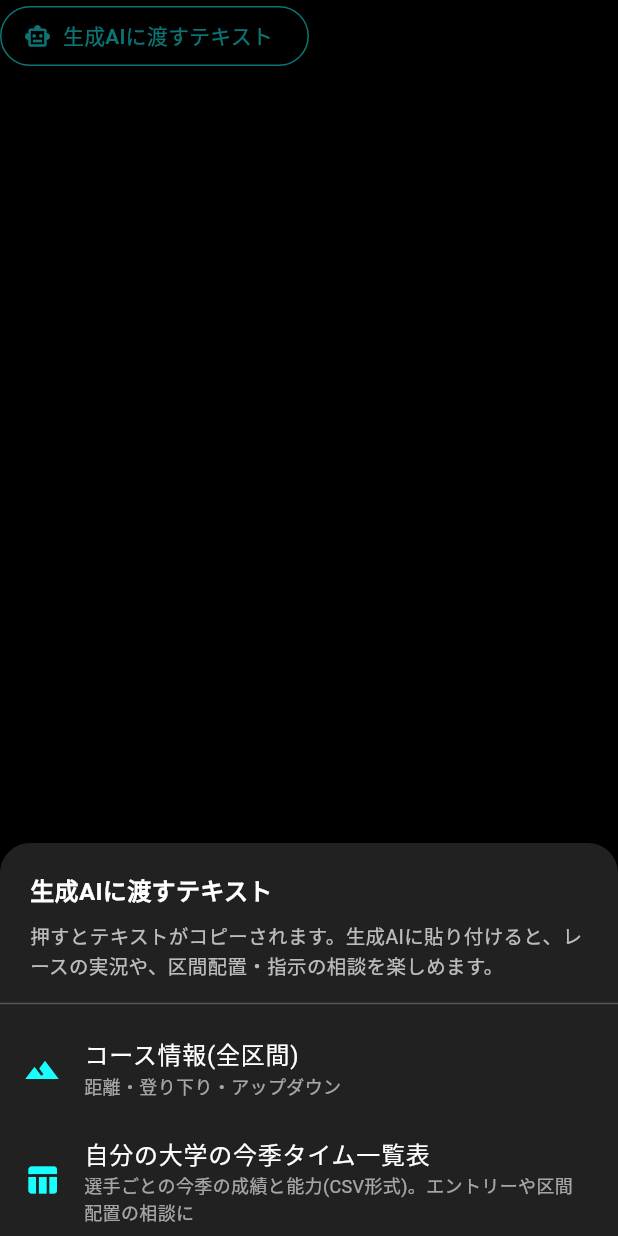
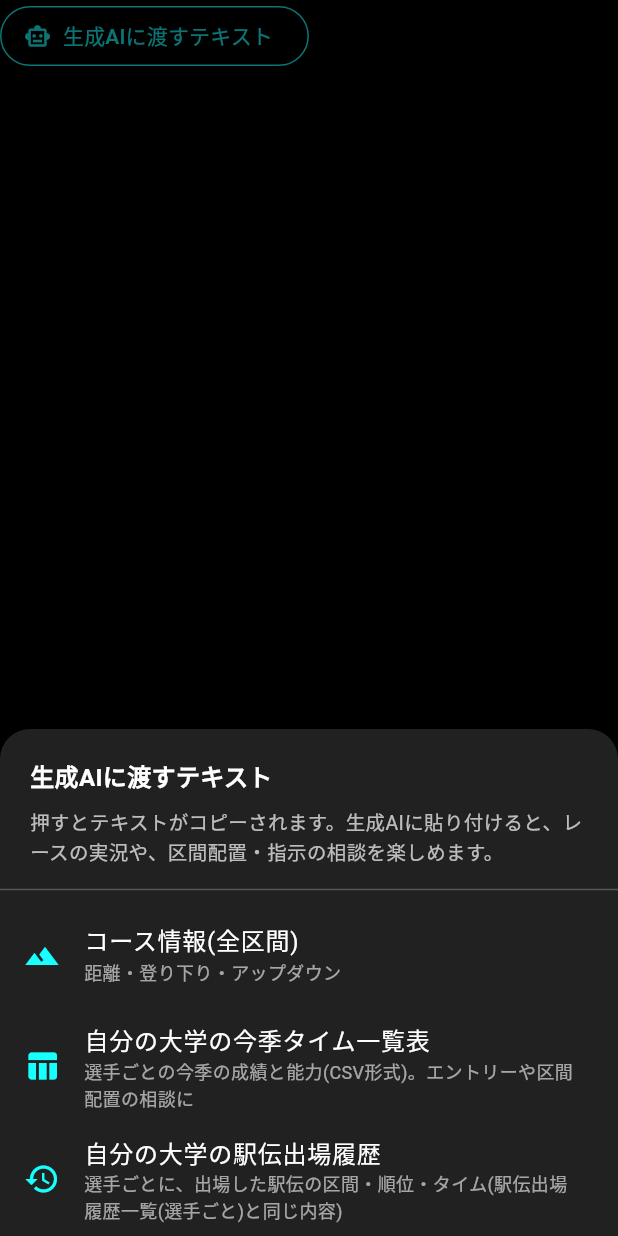
Before and after one commit to shin-tomura/ekidenss, a Flutter app: the AiCopyMatomeButton widget shown alone on an empty page, opened directly, after a tap on "生成AIに渡すテキスト", on a phone screen of 412 x 824 dp. Run offline on Flutter 3.47's test engine with Material 3 defaults, Android fonts, the phone set to English and light mode, and no system bars; our stand-ins replace auto_size_text, csv, file_picker, fl_chart, hive, hive_flutter and 6 more; missing offline and left inert: mobile_scanner, two_dimensional_scrollables; accounts and stored records are empty.

Commit message:
1.8.2test: 区間エントリー画面の生成AIに渡すテキストを一次エントリーと同じにして他校の区間エントリーが分からないようにし、エントリーの画面に相談セット(コース情報・今季タイム一覧表・駅伝出場履歴)と学連選抜の相談セットを追加。駅伝出場履歴(選手ごと)のテキストコピーと学連選抜の駅伝出場履歴を追加し、学連選抜編成の画面にもボタンを置く。履歴のCSVで学連選抜の順位が105位のようになるのを直す
Co-Authored-By: Claude Opus 5.5 <noreply@anthropic.com>
Claude-Session: https://claude.ai/code/session_01YD55YGGKJFWexnhUr7YXW5

```diff
--- a/ToDo.txt
+++ b/ToDo.txt
@@ -12,9 +12,11 @@
 ・今季タイム一覧表に、表をテキスト(CSV形式)でコピーするボタンを追加した(生成AIに渡して、一次エントリーや区間配置の相談に使える。能力値・年間強化・安定感の意味、タイムの読み方、「---」はまだ走っていない種目であること、種目の意味の注意書きも一緒にコピーする。CSVファイルで共有するときの添え文にも同じ注意書きを入れた。今まで通りCSVファイルや画像での共有もできる)
 ・学連選抜の今季タイム一覧表を追加した(学連選抜編成の画面、学連選抜区間配置の画面、学連選抜の区間配置を決める画面から開ける。学連選抜のメンバーの今季の成績と能力を、所属大学と正月駅伝予選(タイムと、予選に出た選手全体の中での個人順位)の列を付けて、予選の順位の良い順に表示する。テキストのコピーとCSVファイルにも同じ列が入る。ほかの種目の順位はメンバーの中での順位。テキストでのコピーやCSVファイル・画像での共有もできる)
 ・レース画面に「自分の大学のレース経過をコピー」を追加した(区間ごとの選手と区間順位・通過順位・タイム、トップ・目標順位・シード権(11月駅伝と正月駅伝)との差、指示の内容と結果、補正の説明、結果分析と、これから走る選手をまとめてコピーする。生成AIに渡して実況や指示の相談を楽しめる。正月駅伝予選では出ない)
-・一次エントリー・区間エントリー・レース中・レース結果の画面に「生成AIに渡すテキスト」ボタンを追加した(押すと、その場面で生成AIに渡すと役に立つテキストの一覧が出て、1回押すだけでコピーできる。「レース前セット」(コース情報と全区間・全大学詳細リスト)、「区間ごとセット」(直近の区間の個人順位速報(説明文つき)と通過順位速報)、レース結果の画面の「振り返りセット」(総合成績と自分の大学のレース経過)と「学連選抜の振り返りセット」(総合成績と学連選抜のレース経過・区間配置)は、まとめてコピーできる。レース結果の画面では、総合成績と全区間の個人成績もコピーでき、個人成績は区間を選んで1つずつコピーすることもできる。ほかに、個人順位速報(説明文つきも)・通過順位速報・自分の大学や学連選抜のレース経過・コース情報・全区間・全大学詳細リスト・今季タイム一覧表・学連選抜の区間配置と今季タイム一覧表がある。文はそれぞれの画面でコピーしたときと同じ)
+・一次エントリー・学連選抜編成・区間エントリー・レース中・レース結果の画面に「生成AIに渡すテキスト」ボタンを追加した(押すと、その場面で生成AIに渡すと役に立つテキストの一覧が出て、1回押すだけでコピーできる。エントリーの画面(一次エントリー・学連選抜編成・区間エントリー)では、ほかの大学の区間エントリーが分かってしまうものは出さず、「相談セット」(コース情報と自分の大学の今季タイム一覧表・駅伝出場履歴)と「学連選抜の相談セット」(コース情報と学連選抜の区間配置・今季タイム一覧表・駅伝出場履歴)をまとめてコピーできる。レース画面の「レース前セット」(コース情報と全区間・全大学詳細リスト)、「区間ごとセット」(直近の区間の個人順位速報(説明文つき)と通過順位速報)、レース結果の画面の「振り返りセット」(総合成績と自分の大学のレース経過)と「学連選抜の振り返りセット」(総合成績と学連選抜のレース経過・区間配置)は、まとめてコピーできる。レース結果の画面では、総合成績と全区間の個人成績もコピーでき、個人成績は区間を選んで1つずつコピーすることもできる。ほかに、個人順位速報(説明文つきも)・通過順位速報・自分の大学や学連選抜のレース経過・コース情報・全区間・全大学詳細リスト・今季タイム一覧表・駅伝出場履歴・学連選抜の区間配置と今季タイム一覧表と駅伝出場履歴(メンバーが元の大学などで出場した履歴)がある。文はそれぞれの画面でコピーしたときと同じ)
 ・説明書画面に「生成AIと遊ぶ(テキストのコピー)」を追加した(どの場面でどのテキストを渡すと良いかの例も書いた)
 ・レース分析チャートと順位推移表に学連選抜を載せた(正月駅伝で学連選抜がいる年だけ。レース分析チャートでは表示大学とターゲット大学に「学連選抜(OP)」を選べ、学連選抜の線は点線になる。順位は大学の中に入れた場合の「○位相当」で、全大学平均や○位ラインは今まで通り大学だけで計算する。学連選抜の監督をしている年は、最初に学連選抜が表示される。順位推移表では、学連選抜を最新の順位相当の位置に「OP」の行として入れ、テキストのコピーにも含めた)
+・駅伝出場履歴一覧(選手ごと)の画面に、テキストでコピーするボタンを追加した(出場した大会だけを、選手ごとに1行で区間・順位・タイムを並べる。生成AIにエントリーや区間配置を相談するときに使える。今年これから走る大会は入れない)
+・駅伝出場履歴一覧(選手ごと・区間ごと)のCSV出力で、学連選抜で走った正月駅伝の順位が「105位」のようになっていたのを、「学連選抜5位相当」と出すようにした
 1.8.1　21810
 ・駅伝の2区以降のレース中の指示で、指示を選ぶ欄の下に「指示ごとの損得予測」を追加した(走り出す選手が、指示なし・前半突っ込み・前半抑えのそれぞれの場合に何秒ほど損や得をしそうかを、成功した時と失敗した時に分けて約何秒で見られる。指示なしの場合は、目標順位を下回ったことによる前半の突っ込みや、上回ったことによるほっと一息の分を出す。前半突っ込みと前半抑えの成功率(駅伝男・平常心の値)も一緒に出す)。説明書画面の「レース中の指示について」にもこのことを書き足した
 1.8.0　21800
--- a/lib/screens/Modal_matrix2.dart
+++ b/lib/screens/Modal_matrix2.dart
@@ -1,4 +1,5 @@
 import 'package:flutter/material.dart';
+import 'package:flutter/services.dart';
 import 'package:two_dimensional_scrollables/two_dimensional_scrollables.dart';
 import 'package:auto_size_text/auto_size_text.dart';
 import 'package:hive/hive.dart';
@@ -14,6 +15,7 @@ import 'package:share_plus/share_plus.dart';
 import 'dart:convert';
 import 'dart:typed_data';
 import 'package:screenshot/screenshot.dart';
+import 'package:ekiden/kansuu/rireki_text.dart';
 
 class ModalEkidenHistoryMatrixView extends StatefulWidget {
   final int targetUnivId;
@@ -109,7 +111,11 @@ class _ModalEkidenHistoryMatrixViewState
             String timeStr = (time > 0 && time < TEISUU.DEFAULTTIME)
                 ? "${(time / 60).floor()}:${(time % 60).floor().toString().padLeft(2, '0')}"
                 : "---";
-            row.add("${kukan + 1}区(${rank + 1}位) $timeStr");
+            // 学連選抜で走った正月駅伝は、区間順位に100を足して記録している(1.8.2)
+            final String rankStr = (rIdx == 2 && rank >= 100)
+                ? "学連選抜${rank - 100 + 1}位相当"
+                : "${rank + 1}位";
+            row.add("${kukan + 1}区($rankStr) $timeStr");
           } else if (kukan <= -100) {
             row.add("補員");
           } else {
@@ -442,6 +448,23 @@ class _ModalEkidenHistoryMatrixViewState
             foregroundColor: Colors.white,
             elevation: 0,
             actions: [
+              // 生成AIに渡せるテキストでコピー(出場した大会だけを選手ごとに1行で。1.8.2)
+              IconButton(
+                icon: const Icon(Icons.copy),
+                tooltip: 'テキストでコピー',
+                onPressed: () async {
+                  final ScaffoldMessengerState messenger =
+                      ScaffoldMessenger.of(context);
+                  await Clipboard.setData(
+                    ClipboardData(
+                      text: ekidenRirekiText(univId: widget.targetUnivId),
+                    ),
+                  );
+                  messenger.showSnackBar(
+                    const SnackBar(content: Text('駅伝出場履歴をコピーしました')),
+                  );
+                },
+              ),
               IconButton(
                 icon: const Icon(Icons.image),
                 onPressed: _isExporting ? null : _showRaceSelectionForImage,
--- a/lib/screens/Modal_matrix3.dart
+++ b/lib/screens/Modal_matrix3.dart
@@ -112,7 +112,11 @@ class _ModalEkidenKukanHistoryMatrixViewState
             String timeStr = (timeVal > 0 && timeVal < TEISUU.DEFAULTTIME)
                 ? "${(timeVal / 60).floor()}:${(timeVal % 60).floor().toString().padLeft(2, '0')}"
                 : "---";
-            row.add("${s.name}($targetGakunen年) ${rankVal + 1}位 $timeStr");
+            // 学連選抜で走った正月駅伝は、区間順位に100を足して記録している(1.8.2)
+            final String rankStr = (config['raceIdx'] == 2 && rankVal >= 100)
+                ? "学連選抜${rankVal - 100 + 1}位相当"
+                : "${rankVal + 1}位";
+            row.add("${s.name}($targetGakunen年) $rankStr $timeStr");
           } else {
             row.add("---");
           }
--- a/lib/screens/ai_copy_matome.dart
+++ b/lib/screens/ai_copy_matome.dart
@@ -5,6 +5,7 @@ import 'package:ekiden/ghensuu.dart';
 import 'package:ekiden/univ_data.dart';
 import 'package:ekiden/kansuu/gakuren_text.dart';
 import 'package:ekiden/kansuu/jibun_keika_text.dart';
+import 'package:ekiden/kansuu/rireki_text.dart';
 import 'package:ekiden/screens/Modal_courseshoukai.dart';
 import 'package:ekiden/screens/Modal_kukanhaiti2.dart';
 import 'package:ekiden/screens/Modal_kukanresult350.dart';
@@ -21,6 +22,9 @@ import 'package:ekiden/screens/Modal_kukanresult.dart' as kekka;
 // ・区間ごとセット: 直近の区間の個人順位速報(説明文つき)+通過順位速報(実況に)
 // ・振り返りセット: 総合成績+自分の大学のレース経過(結果画面で、レース後の振り返りに)
 // ・学連選抜の振り返りセット: 総合成績+学連選抜のレース経過+学連選抜の区間配置(結果画面で)
+// ・相談セット: コース情報+自分の大学の今季タイム一覧表+駅伝出場履歴(エントリーの画面で)
+// ・学連選抜の相談セット: コース情報+学連選抜の区間配置+今季タイム一覧表+駅伝出場履歴
+//   (学連選抜編成・区間エントリーの画面で)
 // 結果画面では、個人成績を区間を選んで1つずつコピーすることもできる
 // 文はそれぞれの画面のコピーと同じもの(画面の外に出した関数で作る)
 // ------------------------------------------------------------
@@ -53,8 +57,9 @@ class _AiCopyKoumoku {
 const String _setKugiri = '\n\n==============================\n\n';
 
 /// 生成AIに渡すテキストのまとめボタン
-/// [entryAri] 区間エントリーが済んでいる場面か(一次エントリーの画面ではfalse。
-///   falseのときは、全区間・全大学詳細リストとレース経過を出さない)
+/// [entryAri] 区間エントリーが済んでいる場面か(一次エントリー・学連選抜編成・区間エントリーの
+///   画面ではfalse。falseのときは、ほかの大学の区間エントリーが分かってしまう全区間・全大学詳細リストと
+///   レース前セット、レース経過を出さず、代わりに相談セットを出す)
 /// [kekkaGamen] レースの結果画面か(trueのときは、レース中の速報の代わりに
 ///   振り返りセット・総合成績・全区間の個人成績を出す。文は結果画面のコピーと同じ)
 class AiCopyMatomeButton extends StatelessWidget {
@@ -222,6 +227,36 @@ class AiCopyMatomeButton extends StatelessWidget {
         ),
       );
     }
+    // エントリーの画面(一次エントリー・学連選抜編成・区間エントリー)の相談セット(1.8.2)
+    if (!entryAri && ekiden && shutsujou) {
+      list.add(
+        _AiCopyKoumoku(
+          '相談セット',
+          'コース情報・自分の大学の今季タイム一覧表・駅伝出場履歴をまとめてコピー。エントリーや区間配置の相談に',
+          Icons.library_books,
+          () => [
+            courseZenKukanText(gh, race),
+            konkiSeisekiHyouText(univId: gh.MYunivid),
+            ekidenRirekiText(univId: gh.MYunivid),
+          ].where((t) => t.isNotEmpty).join(_setKugiri),
+        ),
+      );
+    }
+    if (!entryAri && gakuren) {
+      list.add(
+        _AiCopyKoumoku(
+          '学連選抜の相談セット',
+          'コース情報・学連選抜の区間配置(選手の詳しい情報)・今季タイム一覧表・駅伝出場履歴をまとめてコピー。学連選抜の区間配置の相談に',
+          Icons.library_books_outlined,
+          () => [
+            courseZenKukanText(gh, race),
+            gakurenKukanHaitiText(gh),
+            konkiSeisekiHyouText(univId: -1, gakuren: true),
+            gakurenEkidenRirekiText(gh),
+          ].where((t) => t.isNotEmpty).join(_setKugiri),
+        ),
+      );
+    }
     if (ekiden) {
       list.add(
         _AiCopyKoumoku(
@@ -251,6 +286,14 @@ class AiCopyMatomeButton extends StatelessWidget {
           () => konkiSeisekiHyouText(univId: gh.MYunivid),
         ),
       );
+      list.add(
+        _AiCopyKoumoku(
+          '自分の大学の駅伝出場履歴',
+          '選手ごとに、出場した駅伝の区間・順位・タイム(駅伝出場履歴一覧(選手ごと)と同じ内容)',
+          Icons.history,
+          () => ekidenRirekiText(univId: gh.MYunivid),
+        ),
+      );
     }
     if (gakuren) {
       list.add(
@@ -267,6 +310,14 @@ class AiCopyMatomeButton extends StatelessWidget {
           '学連選抜のメンバーの今季の成績と能力(CSV形式)',
           Icons.table_chart_outlined,
           () => konkiSeisekiHyouText(univId: -1, gakuren: true),
+        ),
+      );
+      list.add(
+        _AiCopyKoumoku(
+          '学連選抜の駅伝出場履歴',
+          'メンバーが元の大学などで出場した駅伝の区間・順位・タイム',
+          Icons.history_toggle_off,
+          () => gakurenEkidenRirekiText(gh),
         ),
       );
     }
--- a/lib/screens/latest_screen_contents/mode0290.dart
+++ b/lib/screens/latest_screen_contents/mode0290.dart
@@ -8,6 +8,7 @@ import 'package:ekiden/kantoku_data.dart';
 import 'package:ekiden/univ_data.dart';
 import 'package:ekiden/kansuu/gakuren_kantoku.dart';
 import 'package:ekiden/screens/gakuren_copy_button.dart';
+import 'package:ekiden/screens/ai_copy_matome.dart';
 
 class Mode0290Content extends StatefulWidget {
   final Ghensuu ghensuu;
@@ -235,6 +236,9 @@ class _Mode0290ContentState extends State<Mode0290Content> {
                         ),
                         // 学連選抜のメンバーの今季タイム一覧表(1.8.2)
                         const GakurenKonkiTimeLink(),
+                        // 生成AIに渡すテキストのまとめボタン(1.8.2。区間エントリーの前の場面なので、
+                        // ほかの大学の区間エントリーが分かってしまうものは出さない)
+                        const AiCopyMatomeButton(entryAri: false),
                       ],
                     ),
                   ),
--- a/lib/screens/latest_screen_contents/mode0300_content.dart
+++ b/lib/screens/latest_screen_contents/mode0300_content.dart
@@ -2814,7 +2814,9 @@ class _Mode0300ContentState extends State<Mode0300Content> {
     return Column(
       children: [
         // 生成AIに渡すテキストのまとめボタン(1.8.2)
-        const AiCopyMatomeButton(),
+        // 区間エントリーの画面では、ほかの大学の区間エントリーが分かってしまうものを出さない
+        // (一次エントリーの画面と同じ一覧にする)
+        const AiCopyMatomeButton(entryAri: false),
         if (kantoku.yobiint2[17] == 1 && (raceBangou <= 2 || raceBangou == 5))
           TextButton(
             onPressed: () async {
--- a/lib/screens/setting_screen.dart
+++ b/lib/screens/setting_screen.dart
@@ -1181,15 +1181,15 @@ class _SettingScreenState extends State<SettingScreen> {
               style: TextStyle(color: Colors.white),
             ),
             const Text(
-              "一次エントリー・区間エントリー・レース中・レース結果の画面にある「生成AIに渡すテキスト」ボタンを押すと、その場面で役に立つテキストの一覧が出て、1回押すだけでコピーできます。いつもいっしょに渡すものは、まとめてコピーできます。",
-              style: TextStyle(color: Colors.white),
-            ),
-            const Text(
-              "・エントリーや区間配置の相談には「自分の大学の今季タイム一覧表」(今季タイム一覧表の画面の右上のコピーのボタンでも同じ)",
-              style: TextStyle(color: Colors.white),
-            ),
-            const Text(
-              "・レース前の展開予想には「レース前セット」(コース情報と全区間・全大学詳細リストをまとめたもの)",
+              "一次エントリー・学連選抜編成・区間エントリー・レース中・レース結果の画面にある「生成AIに渡すテキスト」ボタンを押すと、その場面で役に立つテキストの一覧が出て、1回押すだけでコピーできます。いつもいっしょに渡すものは、まとめてコピーできます。エントリーの画面では、ほかの大学の区間エントリーが分かってしまうもの(全区間・全大学詳細リストなど)は出ません。",
+              style: TextStyle(color: Colors.white),
+            ),
+            const Text(
+              "・エントリーや区間配置の相談には、エントリーの画面の「相談セット」(コース情報と自分の大学の今季タイム一覧表・駅伝出場履歴をまとめたもの。今季タイム一覧表と駅伝出場履歴一覧(選手ごと)は、それぞれの画面の右上のコピーのボタンでもコピーできます)。学連選抜の監督をするときは「学連選抜の相談セット」(コース情報と学連選抜の区間配置・今季タイム一覧表・駅伝出場履歴をまとめたもの)",
+              style: TextStyle(color: Colors.white),
+            ),
+            const Text(
+              "・レース前の展開予想には、レース画面(スタート前)の「レース前セット」(コース情報と全区間・全大学詳細リストをまとめたもの)",
               style: TextStyle(color: Colors.white),
             ),
             const Text(
```
Also changed, not shown: lib/kansuu/rireki_text.dart (added, +169 -0 lines).
